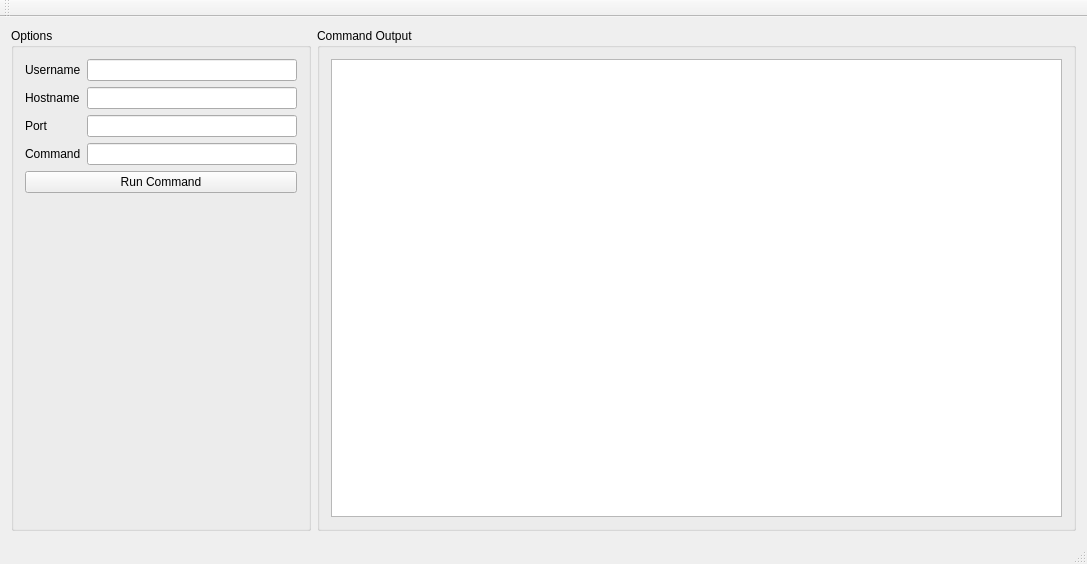
Old version of the form demos/runprocessgui/runprocessgui.ui in the repository artoka/libsshqt.
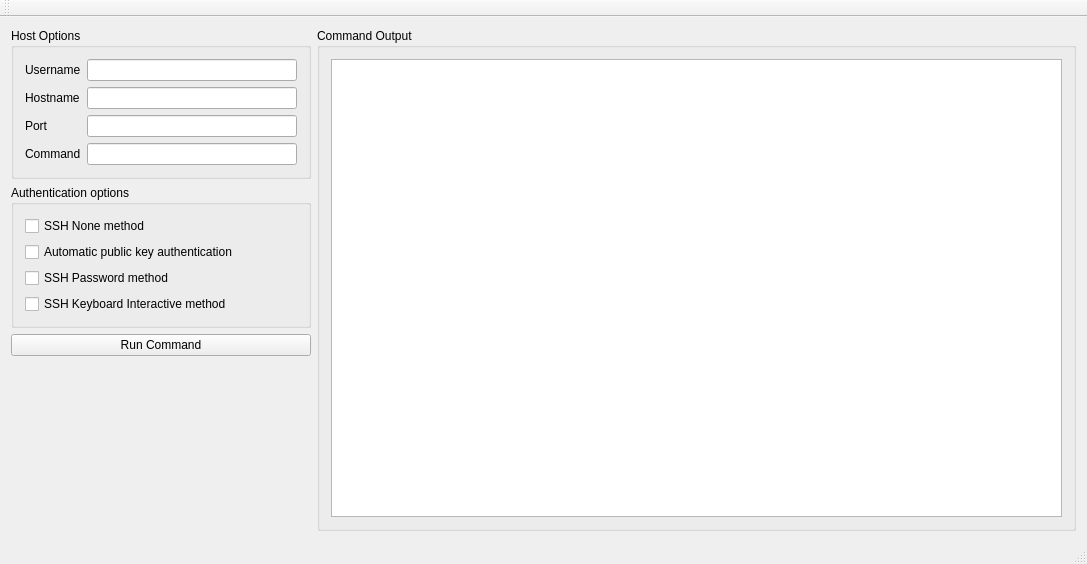
New version of the form.

Commit message: Add authentication options to runprocessgui demo

What changed in the file:
```diff
--- a/demos/runprocessgui/runprocessgui.ui
+++ b/demos/runprocessgui/runprocessgui.ui
@@ -16,6 +16,8 @@
   <widget class="QWidget" name="centralWidget">
    <layout class="QHBoxLayout" name="horizontalLayout">
     <item>
+     <layout class="QVBoxLayout" name="verticalLayout_4">
+      <item>
      <widget class="QGroupBox" name="groupBox_2">
       <property name="sizePolicy">
        <sizepolicy hsizetype="Maximum" vsizetype="Preferred">
@@ -30,7 +32,7 @@
        </size>
       </property>
       <property name="title">
-       <string>Options</string>
+         <string>Host Options</string>
       </property>
       <layout class="QVBoxLayout" name="verticalLayout">
        <item>
@@ -77,6 +79,46 @@
          </item>
         </layout>
        </item>
+        </layout>
+       </widget>
+      </item>
+      <item>
+       <widget class="QGroupBox" name="groupBox_3">
+        <property name="title">
+         <string>Authentication options</string>
+        </property>
+        <layout class="QVBoxLayout" name="verticalLayout_3">
+         <item>
+          <widget class="QCheckBox" name="auth_none">
+           <property name="text">
+            <string>SSH None method</string>
+           </property>
+          </widget>
+         </item>
+         <item>
+          <widget class="QCheckBox" name="auth_pubkey">
+           <property name="text">
+            <string>Automatic public key authentication</string>
+           </property>
+          </widget>
+         </item>
+         <item>
+          <widget class="QCheckBox" name="auth_password">
+           <property name="text">
+            <string>SSH Password method</string>
+           </property>
+          </widget>
+         </item>
+         <item>
+          <widget class="QCheckBox" name="auth_kbi">
+           <property name="text">
+            <string>SSH Keyboard Interactive method</string>
+           </property>
+          </widget>
+         </item>
+        </layout>
+       </widget>
+      </item>
        <item>
         <widget class="QPushButton" name="run_button">
          <property name="sizePolicy">
@@ -98,13 +140,12 @@
          <property name="sizeHint" stdset="0">
           <size>
            <width>20</width>
-           <height>329</height>
+          <height>40</height>
           </size>
          </property>
         </spacer>
        </item>
       </layout>
-     </widget>
     </item>
     <item>
      <widget class="QGroupBox" name="groupBox">
```
Lines whose indentation alone changed are shown as unchanged. The commit also changes 2 other files.
